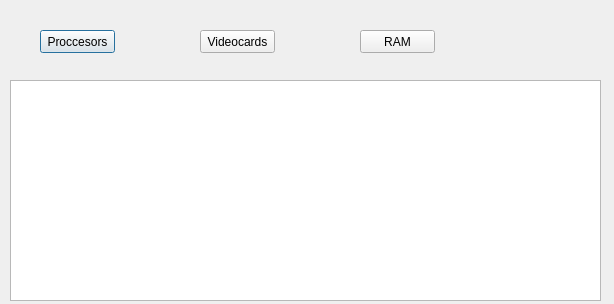
Old version of the form source/interface_sort_by_price.ui in the repository skhe55/dns-shop_parser.
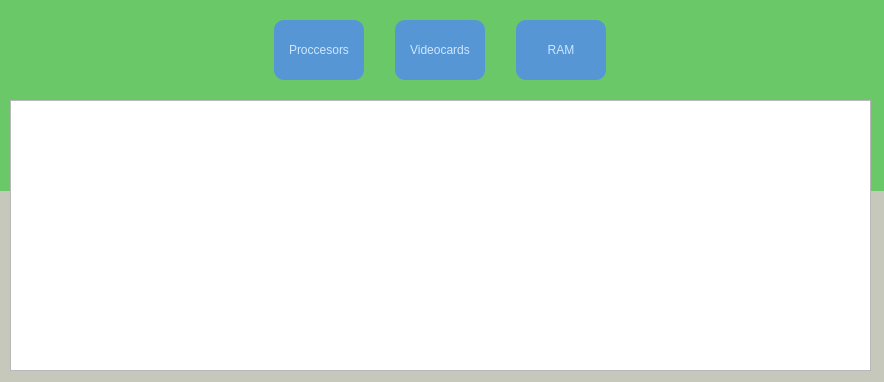
New version of the form. Icons and pictures are not drawn.

Diff of the .ui file:
```diff
--- a/source/interface_sort_by_price.ui
+++ b/source/interface_sort_by_price.ui
@@ -6,8 +6,8 @@
    <rect>
     <x>0</x>
     <y>0</y>
-    <width>614</width>
-    <height>304</height>
+    <width>884</width>
+    <height>382</height>
    </rect>
   </property>
   <property name="sizePolicy">
@@ -16,16 +16,38 @@
     <verstretch>0</verstretch>
    </sizepolicy>
   </property>
+  <property name="minimumSize">
+   <size>
+    <width>884</width>
+    <height>382</height>
+   </size>
+  </property>
+  <property name="maximumSize">
+   <size>
+    <width>884</width>
+    <height>382</height>
+   </size>
+  </property>
+  <property name="cursor">
+   <cursorShape>CrossCursor</cursorShape>
+  </property>
   <property name="windowTitle">
-   <string>Dialog</string>
+   <string>ViewMode</string>
+  </property>
+  <property name="windowIcon">
+   <iconset>
+    <normaloff>../resource/icons8-triller-app-48.png</normaloff>../resource/icons8-triller-app-48.png</iconset>
+  </property>
+  <property name="toolTip">
+   <string comment="Hi"/>
   </property>
   <widget class="QWidget" name="gridLayoutWidget">
    <property name="geometry">
     <rect>
      <x>10</x>
-     <y>80</y>
-     <width>591</width>
-     <height>221</height>
+     <y>100</y>
+     <width>861</width>
+     <height>271</height>
     </rect>
    </property>
    <layout class="QGridLayout" name="gridLayout">
@@ -34,45 +56,180 @@
     </item>
    </layout>
   </widget>
-  <widget class="QPushButton" name="pushButton">
+  <widget class="QFrame" name="frame">
    <property name="geometry">
     <rect>
-     <x>40</x>
-     <y>30</y>
-     <width>75</width>
-     <height>23</height>
+     <x>0</x>
+     <y>0</y>
+     <width>891</width>
+     <height>191</height>
     </rect>
    </property>
-   <property name="text">
-    <string>Proccesors</string>
+   <property name="styleSheet">
+    <string notr="true">background-color: rgb(106, 200, 104);</string>
    </property>
-  </widget>
-  <widget class="QPushButton" name="pushButton_2">
-   <property name="geometry">
-    <rect>
-     <x>200</x>
-     <y>30</y>
-     <width>75</width>
-     <height>23</height>
-    </rect>
+   <property name="frameShape">
+    <enum>QFrame::NoFrame</enum>
    </property>
-   <property name="text">
-    <string>Videocards</string>
+   <property name="frameShadow">
+    <enum>QFrame::Raised</enum>
    </property>
+   <widget class="QWidget" name="gridLayoutWidget_2">
+    <property name="geometry">
+     <rect>
+      <x>240</x>
+      <y>10</y>
+      <width>401</width>
+      <height>81</height>
+     </rect>
+    </property>
+    <layout class="QGridLayout" name="gridLayout_2">
+     <property name="leftMargin">
+      <number>9</number>
+     </property>
+     <property name="topMargin">
+      <number>9</number>
+     </property>
+     <property name="rightMargin">
+      <number>9</number>
+     </property>
+     <property name="bottomMargin">
+      <number>9</number>
+     </property>
+     <item row="0" column="1">
+      <widget class="QPushButton" name="pushButton_2">
+       <property name="sizePolicy">
+        <sizepolicy hsizetype="Minimum" vsizetype="Maximum">
+         <horstretch>0</horstretch>
+         <verstretch>0</verstretch>
+        </sizepolicy>
+       </property>
+       <property name="minimumSize">
+        <size>
+         <width>90</width>
+         <height>60</height>
+        </size>
+       </property>
+       <property name="maximumSize">
+        <size>
+         <width>90</width>
+         <height>60</height>
+        </size>
+       </property>
+       <property name="styleSheet">
+        <string notr="true">QPushButton {
+	background-color: rgb(87, 150, 212);
+	border: none;
+	padding-top: 0px;
+	color: rgb(205, 231, 255);
+	border-radius: 10px;
+}
+QPushButton:hover {
+	background-color: rgb(95, 166,  232);
+}
+QPushButton:pressed {
+	background-color: rgb(0, 0, 0);
+}</string>
+       </property>
+       <property name="text">
+        <string>Videocards</string>
+       </property>
+      </widget>
+     </item>
+     <item row="0" column="0">
+      <widget class="QPushButton" name="pushButton">
+       <property name="minimumSize">
+        <size>
+         <width>90</width>
+         <height>60</height>
+        </size>
+       </property>
+       <property name="maximumSize">
+        <size>
+         <width>90</width>
+         <height>60</height>
+        </size>
+       </property>
+       <property name="styleSheet">
+        <string notr="true">QPushButton {
+	background-color: rgb(87, 150, 212);
+	border: none;
+	padding-top: 0px;
+	color: rgb(205, 231, 255);
+	border-radius: 10px;
+}
+QPushButton:hover {
+	background-color: rgb(95, 166,  232);
+}
+QPushButton:pressed {
+	background-color: rgb(0, 0, 0);
+}</string>
+       </property>
+       <property name="text">
+        <string>Proccesors</string>
+       </property>
+      </widget>
+     </item>
+     <item row="0" column="2">
+      <widget class="QPushButton" name="pushButton_3">
+       <property name="minimumSize">
+        <size>
+         <width>90</width>
+         <height>60</height>
+        </size>
+       </property>
+       <property name="maximumSize">
+        <size>
+         <width>90</width>
+         <height>60</height>
+        </size>
+       </property>
+       <property name="styleSheet">
+        <string notr="true">QPushButton {
+	background-color: rgb(87, 150, 212);
+	border: none;
+	padding-top: 0px;
+	color: rgb(205, 231, 255);
+	border-radius: 10px;
+}
+QPushButton:hover {
+	background-color: rgb(95, 166,  232);
+}
+QPushButton:pressed {
+	background-color: rgb(0, 0, 0);
+}
+</string>
+       </property>
+       <property name="text">
+        <string>RAM</string>
+       </property>
+      </widget>
+     </item>
+    </layout>
+   </widget>
   </widget>
-  <widget class="QPushButton" name="pushButton_3">
+  <widget class="QFrame" name="frame_2">
    <property name="geometry">
     <rect>
-     <x>360</x>
-     <y>30</y>
-     <width>75</width>
-     <height>23</height>
+     <x>0</x>
+     <y>190</y>
+     <width>901</width>
+     <height>201</height>
     </rect>
    </property>
-   <property name="text">
-    <string>RAM</string>
+   <property name="styleSheet">
+    <string notr="true">background-color: rgb(199, 200, 188);</string>
    </property>
+   <property name="frameShape">
+    <enum>QFrame::NoFrame</enum>
+   </property>
+   <property name="frameShadow">
+    <enum>QFrame::Raised</enum>
+   </property>
   </widget>
+  <zorder>frame_2</zorder>
+  <zorder>frame</zorder>
+  <zorder>gridLayoutWidget</zorder>
  </widget>
  <resources/>
  <connections/>
```
